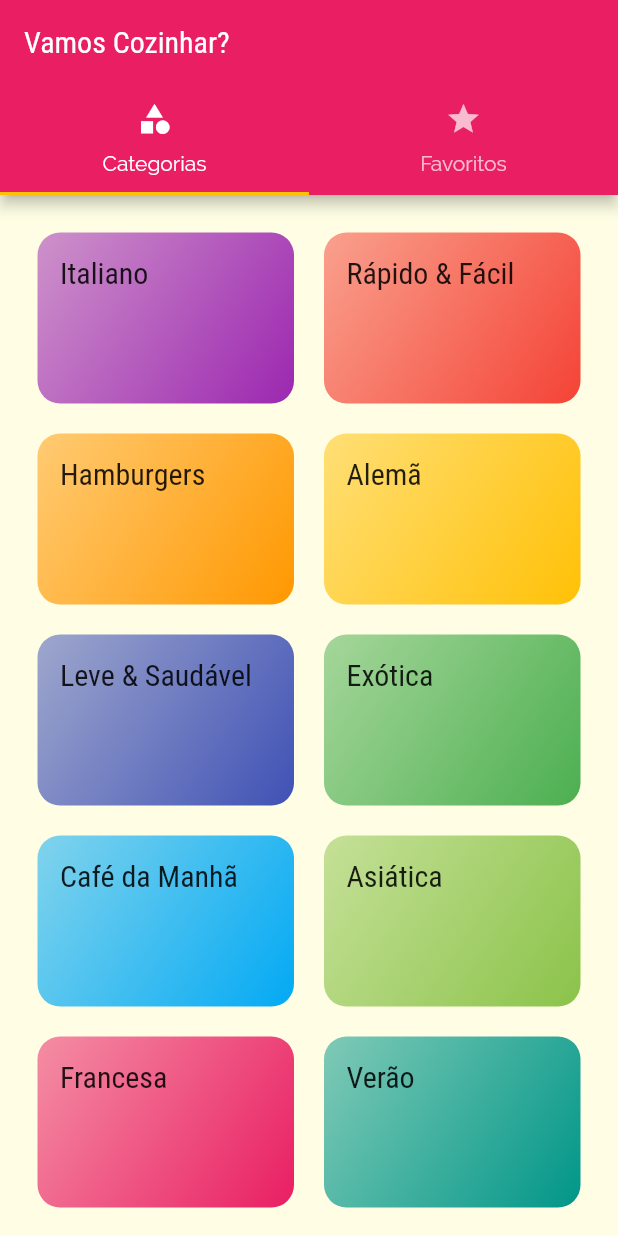
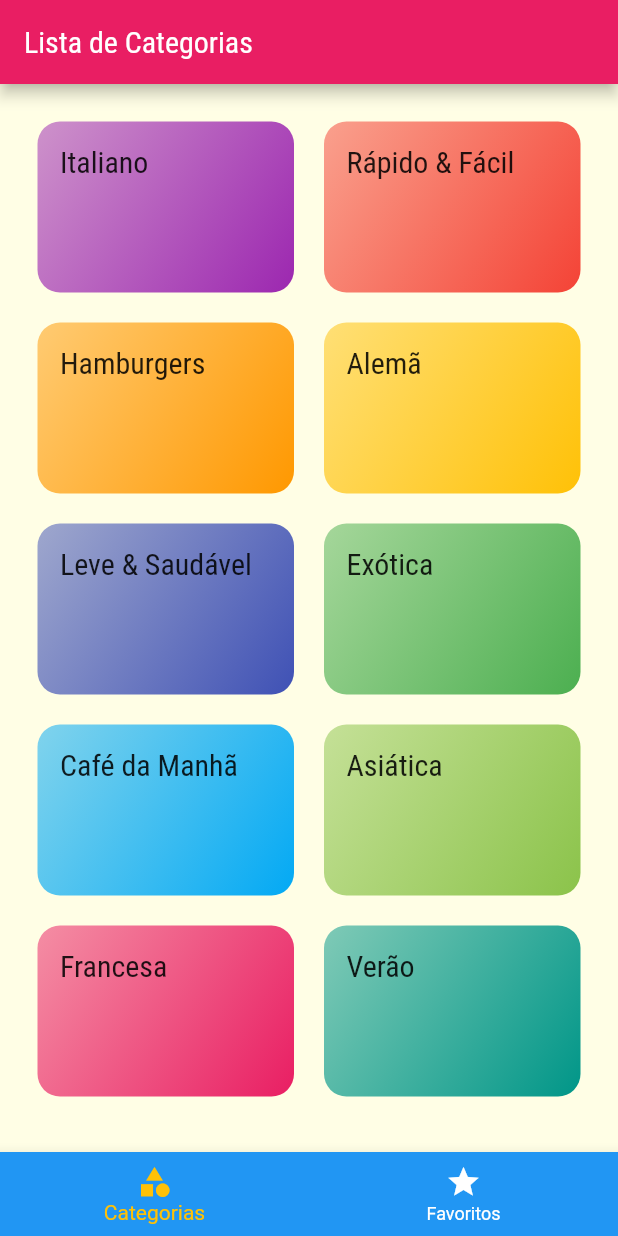
Before and after one commit to RoneyFabio/Meal, a Flutter app: the screen it shows after launch, on a phone screen of 412 x 824 dp. Run offline on Flutter 3.47's test engine with Material 2 defaults, Android fonts, the phone set to English and light mode, and no system bars.

Commit message:
197. Adicionar TabBar na Parte Inferior

```diff
--- a/lib/screens/tabs_screen.dart
+++ b/lib/screens/tabs_screen.dart
@@ -2,32 +2,52 @@ import 'package:flutter/material.dart';
 import 'categories_screen.dart';
 import 'favorite_screen.dart';
 
-class TabsScreen extends StatelessWidget {
+class TabsScreen extends StatefulWidget {
   const TabsScreen({super.key});
 
   @override
+  State<TabsScreen> createState() => _TabsScreenState();
+}
+
+class _TabsScreenState extends State<TabsScreen> {
+  int _selectedScreenIndex = 0;
+  final List<Map<String, Object>> _screens = [
+    {'title': 'Lista de Categorias', 'screen': const CategoriesScreen()},
+    {'title': 'Meus Favoritos', 'screen': const FavoriteScreen()},
+  ];
+  _selectScreen(int index) {
+    setState(() {
+      _selectedScreenIndex = index;
+    });
+  }
+
+  @override
   Widget build(BuildContext context) {
-    return DefaultTabController(
-      length: 2,
-      child: Scaffold(
-        appBar: AppBar(
-          title: const Text('Vamos Cozinhar?'),
-          bottom: const TabBar(
-            tabs: [
-              Tab(
-                icon: Icon(Icons.category),
-                text: 'Categorias',
-              ),
-              Tab(icon: Icon(Icons.star), text: "Favoritos"),
-            ],
+    return Scaffold(
+      appBar: AppBar(
+        title: Text(
+          _screens[_selectedScreenIndex]['title'] as String,
+        ),
+      ),
+      body: _screens[_selectedScreenIndex]['screen'] as Widget,
+      bottomNavigationBar: BottomNavigationBar(
+        onTap: _selectScreen,
+        backgroundColor: Theme.of(context).primaryColor,
+        unselectedItemColor: Colors.white,
+        selectedItemColor: Theme.of(context).colorScheme.secondary,
+        currentIndex: _selectedScreenIndex,
+        //type: BottomNavigationBarType.shifting,
+        items: const [
+          BottomNavigationBarItem(
+            icon: Icon(Icons.category),
+            label: 'Categorias',
           ),
-        ),
-        body: TabBarView(
-          children: [
-            CategoriesScreen(),
-            FavoriteScreen(),
-          ],
-        ),
+          //-------------------------------------
+          BottomNavigationBarItem(
+            icon: Icon(Icons.star),
+            label: 'Favoritos',
+          ),
+        ],
       ),
     );
   }
```
